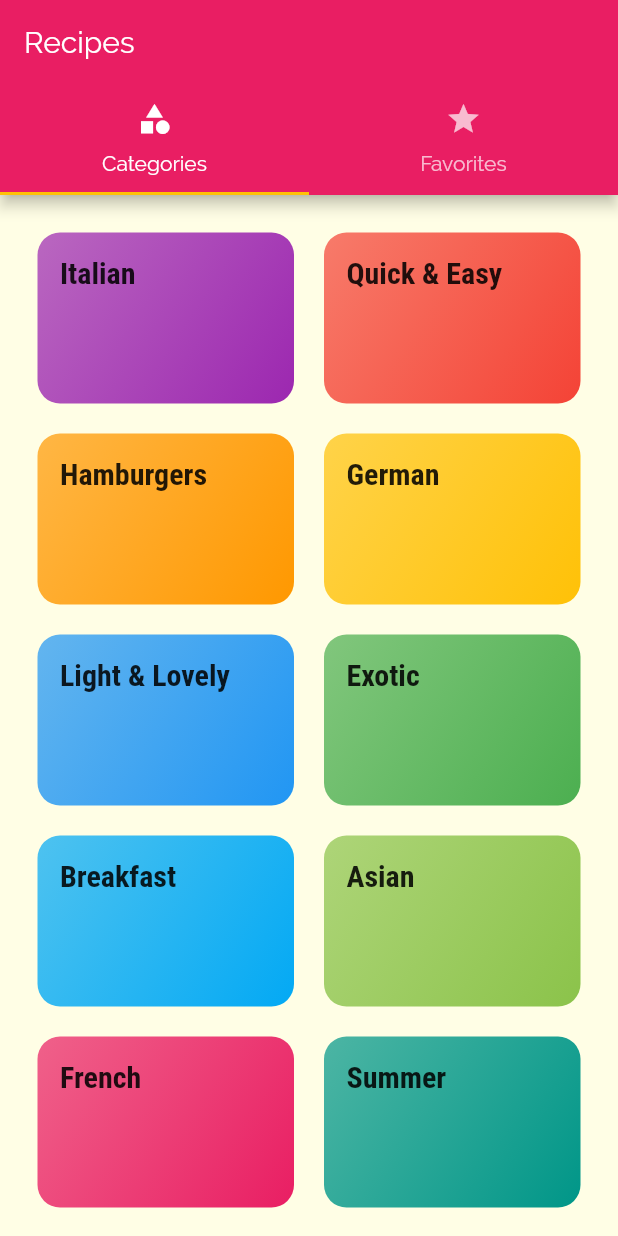
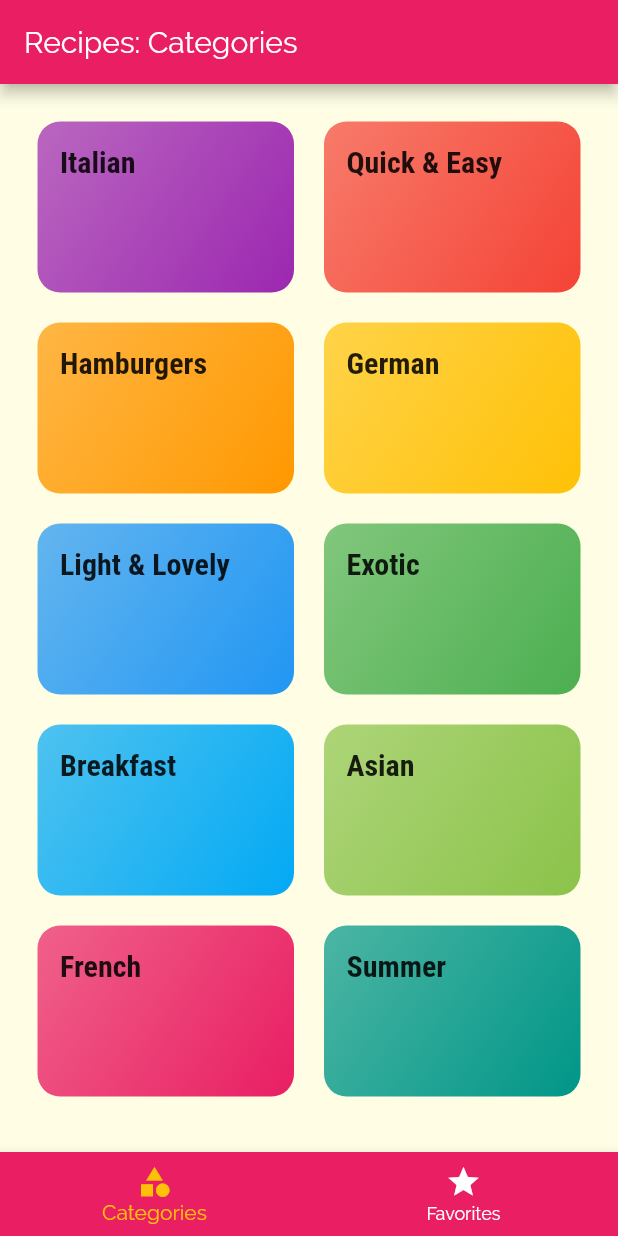
Before and after one commit to s6o/udemy-dart-flutter, a Flutter app: the screen it shows after launch, on a phone screen of 412 x 824 dp. Run offline on Flutter 3.47's test engine with Material 2 defaults, Android fonts, the phone set to English and light mode, and no system bars; missing offline and left inert: money.

Commit message:
Replace top tabbar with a bottom tabbar. #recipes

```diff
--- a/recipes/lib/ui/tabs_screen.dart
+++ b/recipes/lib/ui/tabs_screen.dart
@@ -8,33 +8,50 @@ class TabsScreen extends StatefulWidget {
   _TabsScreenState createState() => _TabsScreenState();
 }
 
+class _ScreenItem {
+  final Widget screen;
+  final String title;
+
+  const _ScreenItem(this.screen, this.title);
+}
+
 class _TabsScreenState extends State<TabsScreen> {
+  final List<_ScreenItem> _screens = [
+    _ScreenItem(CategoriesScreen(), 'Categories'),
+    _ScreenItem(FavoritesScreen(), 'Favorites'),
+  ];
+  int _selectedScreen = 0;
+
+  void _selectPage(int index) {
+    setState(() {
+      _selectedScreen = index;
+    });
+  }
+
   @override
   Widget build(BuildContext context) {
-    return DefaultTabController(
-      length: 2,
-      child: Scaffold(
+    return Scaffold(
       appBar: AppBar(
-            title: Text('Recipes'),
-            bottom: TabBar(
-              tabs: <Widget>[
-                Tab(
+        title: Text('Recipes: ${_screens[_selectedScreen].title}'),
+      ),
+      body: _screens[_selectedScreen].screen,
+      bottomNavigationBar: BottomNavigationBar(
+        backgroundColor: Theme.of(context).primaryColor,
+        unselectedItemColor: Colors.white,
+        selectedItemColor: Theme.of(context).accentColor,
+        currentIndex: _selectedScreen,
+        items: [
+          BottomNavigationBarItem(
             icon: Icon(Icons.category),
-                  text: 'Categories',
+            title: Text('Categories'),
           ),
-                Tab(
+          BottomNavigationBarItem(
             icon: Icon(Icons.star),
-                  text: 'Favorites',
+            title: Text('Favorites'),
           ),
         ],
+        onTap: _selectPage,
       ),
-          ),
-          body: TabBarView(
-            children: <Widget>[
-              CategoriesScreen(),
-              FavoritesScreen(),
-            ],
-          )),
     );
   }
 }
```
Lines whose indentation alone changed are shown as unchanged.
